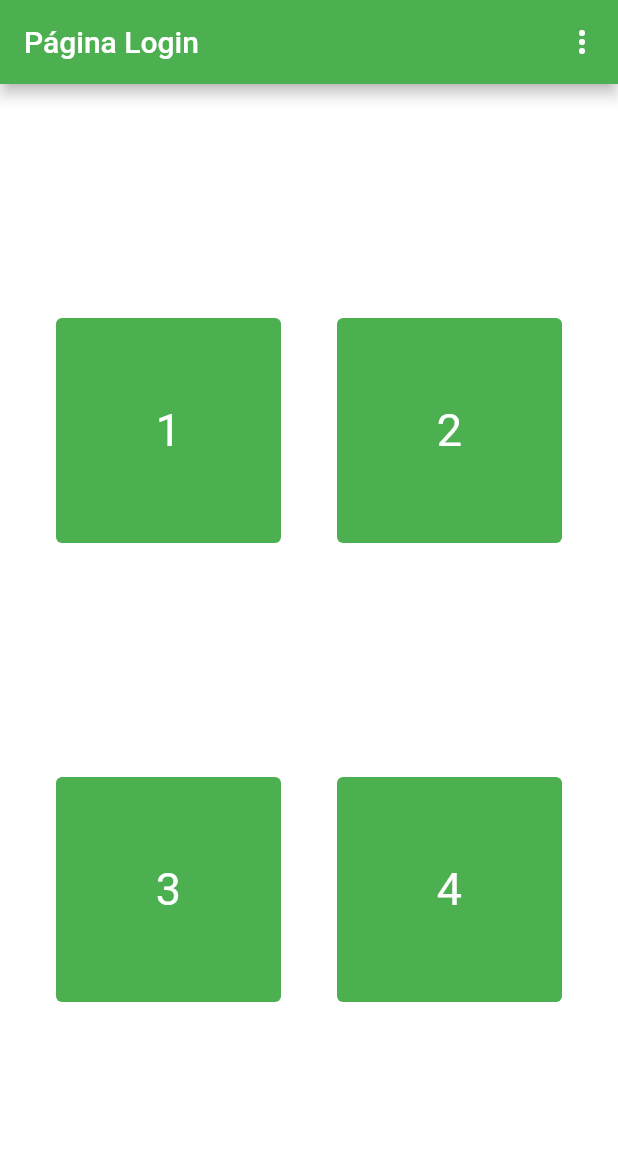
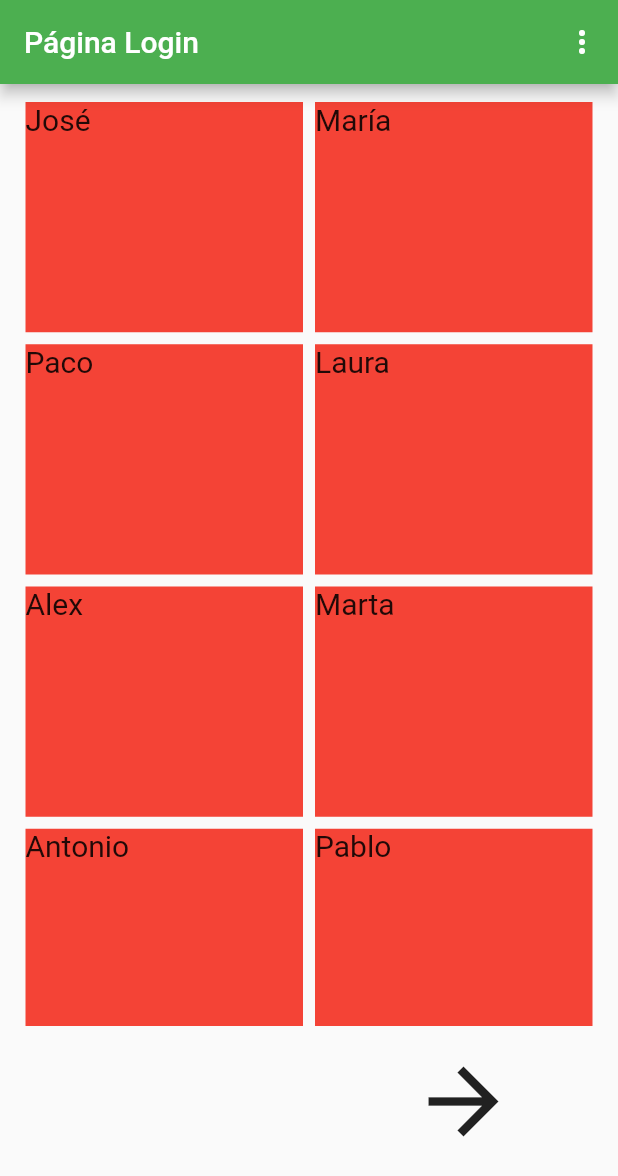
Before and after one commit to PepeNavarro7/UGR-DGP-MDA, a Flutter app: the screen it shows after launch, on a phone screen of 412 x 824 dp. Shown: the top 1176 px of the screen. Run offline on Flutter 3.47's test engine with Material 2 defaults, Android fonts, the phone set to English and light mode, and no system bars.

Commit message:
Añadidos menú de selección de usuario

```diff
--- a/lib/Globales.dart
+++ /dev/null
@@ -1,11 +0,0 @@
-library globales;
-
-import 'package:flutter/material.dart';
-
-const ColorBarraApp = Colors.green;
-const ColorFondo = Colors.white;
-const ColorBotones = Colors.green;
-const ColorTexto = Colors.white;
-
-const double AlturaBoton = 150;
-const double AnchuraBoton = 150;
--- a/lib/PaginaAjustes.dart
+++ /dev/null
@@ -1,21 +0,0 @@
-import 'package:flutter/material.dart';
-
-import 'package:app/Globales.dart' as Globales;
-
-class PaginaAjustes extends StatefulWidget {
-  @override
-  _PaginaAjustesState createState() => _PaginaAjustesState();
-}
-
-class _PaginaAjustesState extends State<PaginaAjustes> {
-  @override
-  Widget build(BuildContext context) {
-    return Scaffold(
-      backgroundColor: Globales.ColorFondo,
-      appBar: AppBar(
-        backgroundColor: Globales.ColorBarraApp,
-        title: Text("Ajustes"),
-      ),
-    );
-  }
-}
--- a/lib/PaginaLogin.dart
+++ b/lib/PaginaLogin.dart
@@ -1,7 +1,6 @@
-import 'package:app/PaginaAjustes.dart';
+
 import 'package:flutter/cupertino.dart';
 import 'package:flutter/material.dart';
-import 'package:app/Globales.dart' as Globales;
 
 class PaginaLogin extends StatefulWidget {
   @override
@@ -9,10 +8,17 @@ class PaginaLogin extends StatefulWidget {
 }
 
 class _PaginaLoginState extends State<PaginaLogin> {
+  List<String> Usuarios = ['José', 'María', 'Paco', 'Laura', 'Alex', 'Marta', 'Antonio', 'Pablo', 'Inés', 'Jorge', 'David', 'Ana', 'Lucía'];
+  int NumeroPagina = 0;
+  int NumeroFilas = 4;
+  int NumeroColumnas = 2;
+  int NumeroCasillasTotales = 0;
+
   @override
   Widget build(BuildContext context) {
-    final EscalaTexto = MediaQuery.of(context).textScaleFactor;
-    double TamanioLetra = EscalaTexto * 30;
+    double EscalaTexto = MediaQuery.of(context).textScaleFactor;
+    double TamanioLetra = EscalaTexto * 20;
+    NumeroCasillasTotales = NumeroFilas * NumeroColumnas;
 
     void RealizarAccion(String value) {
       switch (value) {
@@ -26,11 +32,25 @@ class _PaginaLoginState extends State<PaginaLogin> {
       }
     }
 
+    void PaginaAnterior() {
+      setState(() {
+        if(NumeroPagina > 0)
+          NumeroPagina--;
+      });
+    }
+
+    void PaginaSiguiente() {
+      setState(() {
+        if(NumeroPagina < (Usuarios.length / NumeroCasillasTotales - 1))
+          NumeroPagina++;
+      });
+
+    }
+
     return Scaffold(
-      backgroundColor: Globales.ColorFondo,
       appBar: AppBar(
-        backgroundColor: Globales.ColorBarraApp,
-        title: Text("Página Login"),
+        backgroundColor: Colors.green,
+        title: Text("Página Login", style: TextStyle(fontSize: TamanioLetra)),
         actions: <Widget>[
           PopupMenuButton <String>(
             onSelected: RealizarAccion,
@@ -45,78 +65,85 @@ class _PaginaLoginState extends State<PaginaLogin> {
           ),
         ],
       ),
-      body: Container(
-        child: Column(
-          mainAxisAlignment: MainAxisAlignment.spaceEvenly,
+      body: Column(
         children: [
-            Row(
-              mainAxisAlignment: MainAxisAlignment.spaceEvenly,
-              children: [
-                SizedBox(
-                  height: Globales.AlturaBoton,
-                  width: Globales.AnchuraBoton,
-                  child: TextButton(
-                    style: TextButton.styleFrom(
-                      foregroundColor: Globales.ColorTexto,
-                      backgroundColor: Globales.ColorBotones,
-                      padding: const EdgeInsets.all(16.0),
-                      textStyle: TextStyle(fontSize: TamanioLetra),
+          Container(
+            height: MediaQuery.of(context).size.height * 0.75,
+            width: MediaQuery.of(context).size.width,
+            margin: EdgeInsets.fromLTRB(15, 10, 15, 0),
+            child: GridView.builder(
+              itemCount: NumeroCasillasTotales,
+              physics: NeverScrollableScrollPhysics(),
+              gridDelegate: SliverGridDelegateWithFixedCrossAxisCount(
+                  crossAxisCount: NumeroColumnas,
+                  crossAxisSpacing: 4.0,
+                  mainAxisSpacing: 4.0,
+                childAspectRatio: 1.2
               ),
-                    onPressed: () {},
-                    child: const Text('1'),
+              itemBuilder: (BuildContext context, int index){
+                index += NumeroPagina * NumeroCasillasTotales;
+                if(index >= Usuarios.length) {
+                  return Container();
+                } else {
+                  return Container(color: Colors.red,
+                    margin: EdgeInsets.all(2),
+                    child: Text(Usuarios[index],
+                        style: TextStyle(fontSize: TamanioLetra)),);
+                }
+              },
             ),
           ),
+          Expanded(
+            child: Container(
+              child: Row(
+                mainAxisAlignment: MainAxisAlignment.spaceAround,
+                crossAxisAlignment: CrossAxisAlignment.start,
+                children: <Widget>[
                   SizedBox(
-                  height: Globales.AlturaBoton,
-                  width: Globales.AnchuraBoton,
-                  child: TextButton(
-                    style: TextButton.styleFrom(
-                      foregroundColor: Globales.ColorTexto,
-                      backgroundColor: Globales.ColorBotones,
-                      padding: const EdgeInsets.all(16.0),
-                      textStyle: TextStyle(fontSize: TamanioLetra),
+                    height: 100,
+                    width: 100,
+                    child: Visibility(
+                      visible: NumeroPagina > 0,
+                      child: IconButton(
+                        icon: new Icon(Icons.arrow_back, size: 70.0),
+                        onPressed: PaginaAnterior,
                       ),
-                    onPressed: () {},
-                    child: const Text('2'),
+                    )
+                  ),
+                  SizedBox(
+                      height: 100,
+                      width: 100,
+                      child: Visibility(
+                        visible: NumeroPagina < (Usuarios.length / NumeroCasillasTotales - 1),
+                        child: IconButton(
+                          icon: new Icon(Icons.arrow_forward, size: 70.0),
+                          onPressed: PaginaSiguiente,
+                        ),
+                      )
+                  ),
+                ],
+              ),
             ),
           ),
         ],
       ),
-            Row(
-              mainAxisAlignment: MainAxisAlignment.spaceEvenly,
-              children: [
-                SizedBox(
-                  height: Globales.AlturaBoton,
-                  width: Globales.AnchuraBoton,
-                  child: TextButton(
-                    style: TextButton.styleFrom(
-                      foregroundColor: Globales.ColorTexto,
-                      backgroundColor: Globales.ColorBotones,
-                      padding: const EdgeInsets.all(16.0),
-                      textStyle: TextStyle(fontSize: TamanioLetra),
-                    ),
-                    onPressed: () {},
-                    child: const Text('3'),
-                  ),
-                ),
-                SizedBox(
-                  height: Globales.AlturaBoton,
-                  width: Globales.AnchuraBoton,
-                  child: TextButton(
-                    style: TextButton.styleFrom(
-                      foregroundColor: Globales.ColorTexto,
-                      backgroundColor: Globales.ColorBotones,
-                      padding: const EdgeInsets.all(16.0),
-                      textStyle: TextStyle(fontSize: TamanioLetra),
-                    ),
-                    onPressed: () {},
-                    child: const Text('4'),
-                  ),
-                ),
-              ],
-            ),
-          ],
-        ),
+    );
+  }
+}
+
+class PaginaAjustes extends StatefulWidget {
+  @override
+  _PaginaAjustesState createState() => _PaginaAjustesState();
+}
+
+class _PaginaAjustesState extends State<PaginaAjustes> {
+  @override
+  Widget build(BuildContext context) {
+    return Scaffold(
+      backgroundColor: Colors.white,
+      appBar: AppBar(
+        backgroundColor: Colors.green,
+        title: Text("Ajustes"),
       ),
     );
   }
```
Lines whose indentation alone changed are shown as unchanged.
